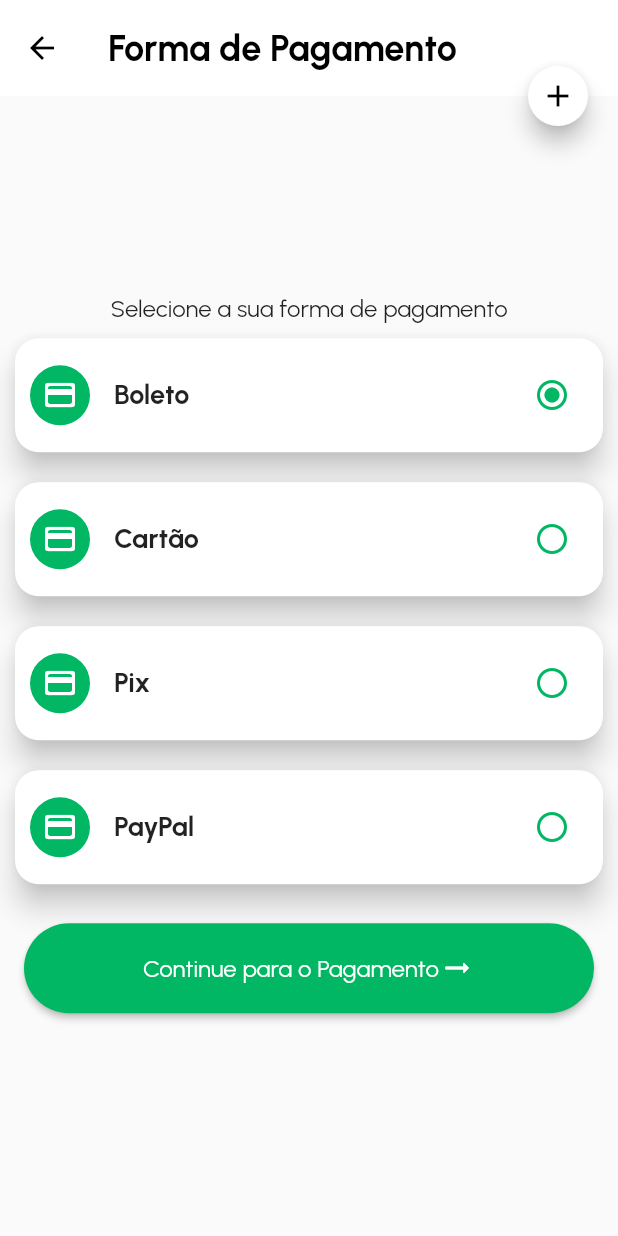
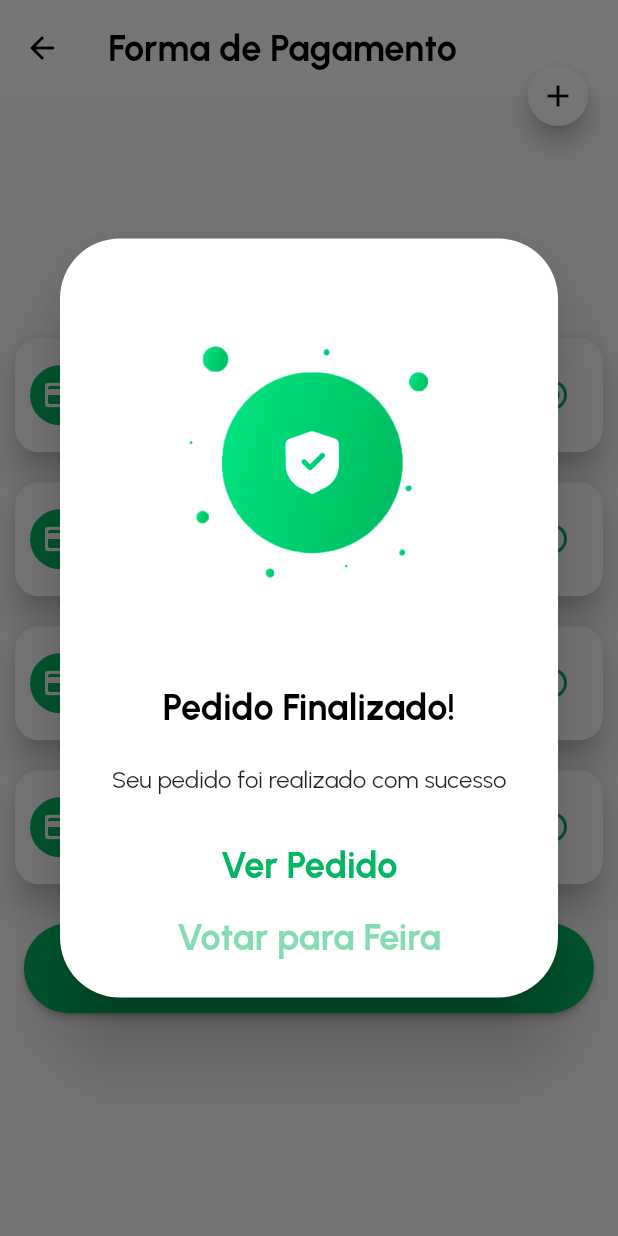
Before and after one commit to FeirAppGroup/FeirApp, a Flutter app: the PaymentMethodsScreen screen opened by its route, after a tap on "Continue para o Pagamento", on a phone screen of 412 x 824 dp. Run offline on Flutter 3.47's test engine with Material 2 defaults, Android fonts, the phone set to English and light mode, and no system bars; our stand-ins replace carousel_slider, flip_card, get, smooth_page_indicator, unicons.

Commit message:
add modal pedido finalizado

```diff
--- a/feirapp/lib/screens/payment/add_payment_method_screen.dart
+++ b/feirapp/lib/screens/payment/add_payment_method_screen.dart
@@ -51,7 +51,7 @@ class AddPaymentMethodScreen extends StatelessWidget {
                       mainAxisAlignment: MainAxisAlignment.center,
                       // ignore: prefer_const_literals_to_create_immutables
                       children: [
-                        Text('****  ****  ****  ****', style: _numberCardStyle),
+                        Text('**** **** **** ****', style: _numberCardStyle),
                       ],
                     ),
                     Row(
--- a/feirapp/lib/screens/payment/payment_methods_screen.dart
+++ b/feirapp/lib/screens/payment/payment_methods_screen.dart
@@ -146,9 +146,7 @@ class _PaymentMethodsScreenState extends State<PaymentMethodsScreen> {
         padding: const EdgeInsets.all(16),
         child: ElevatedButton(
           onPressed: () {
-            Get.offNamed(
-              Routes.getPaymentMethodsScreen(),
-            );
+            showModalCongrats(context);
           },
           style: ElevatedButton.styleFrom(
             shape: RoundedRectangleBorder(
@@ -181,3 +179,84 @@ class _PaymentMethodsScreenState extends State<PaymentMethodsScreen> {
         ),
       );
 }
+
+showModalCongrats(BuildContext context) {
+  // configura o button
+  Widget okButton = TextButton(
+    child: Text(
+      "Ver Pedido",
+      style: TextStyle(
+        color: AppColors.primaryColor,
+        fontSize: 24,
+        fontWeight: FontWeight.bold,
+      ),
+    ),
+    onPressed: () {
+      Get.offNamed(Routes.ordersScreen);
+    },
+  );
+  Widget goToHome = TextButton(
+    child: Text(
+      "Votar para Feira",
+      style: TextStyle(
+        color: AppColors.primaryColorLight,
+        fontSize: 24,
+        fontWeight: FontWeight.bold,
+      ),
+    ),
+    onPressed: () {
+      Get.offNamed(Routes.tabScreen);
+    },
+  );
+  // configura o  AlertDialog
+  AlertDialog alerta = AlertDialog(
+    elevation: 20,
+    shape: RoundedRectangleBorder(
+      borderRadius: BorderRadius.circular(
+        40,
+      ),
+    ),
+    title: Column(
+      mainAxisAlignment: MainAxisAlignment.center,
+      children: [
+        SizedBox(
+          width: 190,
+          height: 250,
+          child: Image.asset(
+            'assets/images/congratulations.png',
+            fit: BoxFit.contain,
+          ),
+        ),
+        SizedBox(
+          height: 24,
+        ),
+        Text(
+          "Pedido Finalizado!",
+          style: TextStyle(
+            color: AppColors.textStyle,
+            fontSize: 24,
+            fontWeight: FontWeight.bold,
+          ),
+        ),
+      ],
+    ),
+    content: Text(
+      "Seu pedido foi realizado com sucesso",
+      textAlign: TextAlign.center,
+    ),
+    contentPadding: EdgeInsets.all(24),
+    actionsPadding: EdgeInsets.only(bottom: 16),
+    actionsOverflowAlignment: OverflowBarAlignment.center,
+    actions: [
+      okButton,
+      goToHome,
+    ],
+  );
+  // exibe o dialog
+  showDialog(
+    context: context,
+    builder: (BuildContext context) {
+      return alerta;
+    },
+  );
+}
```
